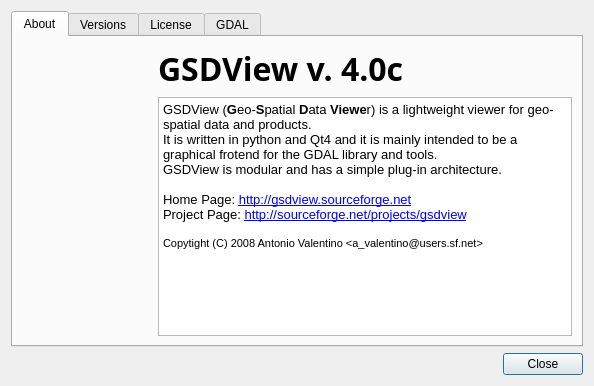
Above: gsdview/ui/aboutdialog.ui from avalentino/gsdview before the change. Below: the same form after it.
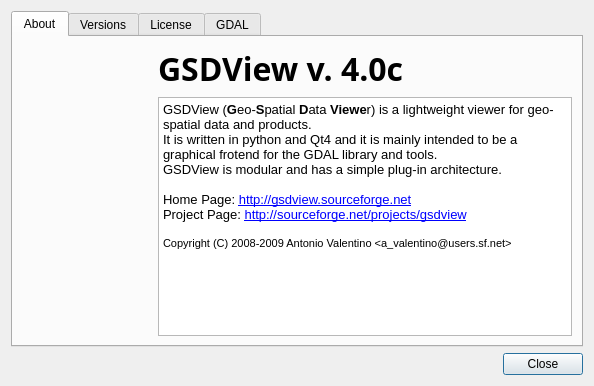
That is the form after the change. Icons and pictures are not drawn. Custom widgets are drawn as their Qt base class.

Patch:
```diff
--- a/gsdview/ui/aboutdialog.ui
+++ b/gsdview/ui/aboutdialog.ui
@@ -144,7 +144,7 @@
 &lt;p style=" margin-top:0px; margin-bottom:0px; margin-left:0px; margin-right:0px; -qt-block-indent:0; text-indent:0px; font-size:10pt;">Home Page: &lt;a href="http://gsdview.sourceforge.net">&lt;span style=" text-decoration: underline; color:#0000ff;">http://gsdview.sourceforge.net&lt;/span>&lt;/a>&lt;/p>
 &lt;p style=" margin-top:0px; margin-bottom:0px; margin-left:0px; margin-right:0px; -qt-block-indent:0; text-indent:0px; font-size:10pt;">Project Page: &lt;a href="http://sourceforge.net/projects/gsdview">&lt;span style=" text-decoration: underline; color:#0000ff;">http://sourceforge.net/projects/gsdview&lt;/span>&lt;/a>&lt;/p>
 &lt;p style="-qt-paragraph-type:empty; margin-top:0px; margin-bottom:0px; margin-left:0px; margin-right:0px; -qt-block-indent:0; text-indent:0px; font-size:10pt; text-decoration: underline; color:#0000ff;">&lt;/p>
-&lt;p style=" margin-top:0px; margin-bottom:0px; margin-left:0px; margin-right:0px; -qt-block-indent:0; text-indent:0px; font-size:10pt; text-decoration: underline; color:#0000ff;">&lt;span style=" font-size:8pt; text-decoration:none; color:#000000;">Copytight (C) 2008 Antonio Valentino &amp;lt;a_valentino@users.sf.net&amp;gt;&lt;/span>&lt;/p>&lt;/body>&lt;/html></string>
+&lt;p style=" margin-top:0px; margin-bottom:0px; margin-left:0px; margin-right:0px; -qt-block-indent:0; text-indent:0px; font-size:10pt; text-decoration: underline; color:#0000ff;">&lt;span style=" font-size:8pt; text-decoration:none; color:#000000;">Copyright (C) 2008-2009 Antonio Valentino &amp;lt;a_valentino@users.sf.net&amp;gt;&lt;/span>&lt;/p>&lt;/body>&lt;/html></string>
            </property>
            <property name="openExternalLinks" >
             <bool>true</bool>
```
